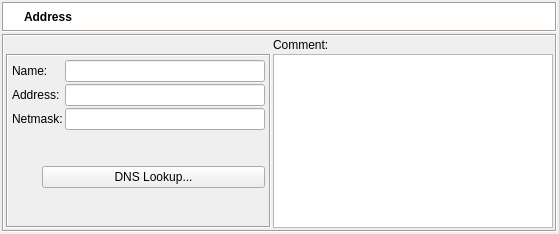
Qt form src/gui/ipv4dialog_q.ui (fwbuilder/fwbuilder) before a commit.
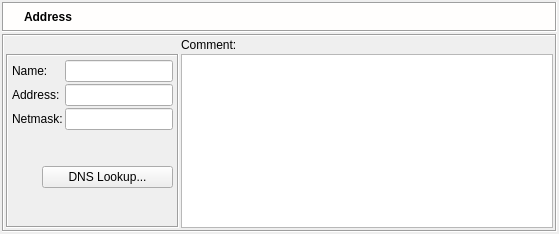
The same form after that commit. Icons and pictures are not drawn.

```diff
--- a/src/gui/ipv4dialog_q.ui
+++ b/src/gui/ipv4dialog_q.ui
@@ -317,7 +317,7 @@
              </property>
              <property name="minimumSize" >
               <size>
-               <width>200</width>
+               <width>0</width>
                <height>0</height>
               </size>
              </property>
```
